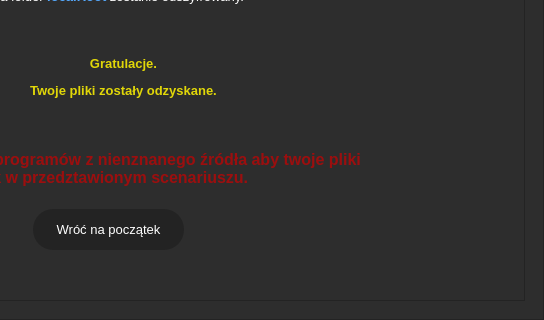
Qt form ui/app_ui.ui (piotrWaw1/cybersecurity-project) before a commit; both pictures show x 456 to 1000 and y 180 to 500 of the 1000 by 500 pixel window.
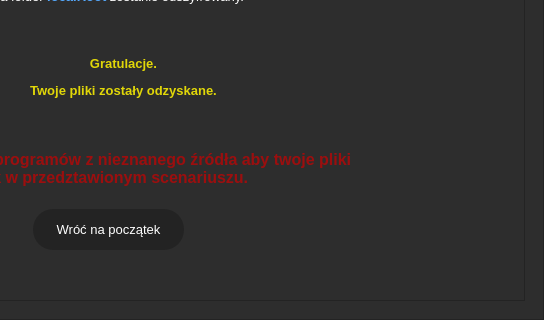
The same form after that commit. The open tabs and pages were chosen to show the change.

Commit message: change name of buttons

Diff of the .ui file:
```diff
--- a/ui/app_ui.ui
+++ b/ui/app_ui.ui
@@ -863,7 +863,7 @@
                     </rect>
                    </property>
                    <property name="text">
-                    <string>&lt;html&gt;&lt;head/&gt;&lt;body&gt;&lt;p&gt;&lt;span style=&quot; font-size:10pt;&quot;&gt;W folderze &lt;/span&gt;&lt;span style=&quot; font-size:10pt; font-weight:600; color:#55aaff;&quot;&gt;localRoot &lt;/span&gt;&lt;span style=&quot; font-size:10pt;&quot;&gt;powinien się pojawić plik &lt;/span&gt;&lt;span style=&quot; font-size:10pt; font-weight:600; color:#55aaff;&quot;&gt;EMAILME.txt&lt;/span&gt;&lt;span style=&quot; font-size:10pt;&quot;&gt;.&lt;/span&gt;&lt;/p&gt;&lt;p&gt;&lt;span style=&quot; font-size:10pt;&quot;&gt;Umieść ten plik na pulpicie a folder &lt;/span&gt;&lt;span style=&quot; font-size:10pt; font-weight:600; color:#55aaff;&quot;&gt;localRoot&lt;/span&gt;&lt;span style=&quot; font-size:10pt;&quot;&gt; zostanie odszyfrowany.&lt;/span&gt;&lt;/p&gt;&lt;p&gt;&lt;br/&gt;&lt;/p&gt;&lt;p align=&quot;center&quot;&gt;&lt;span style=&quot; font-size:10pt; font-weight:600; color:#e1d708;&quot;&gt;Gratulacje.&lt;/span&gt;&lt;/p&gt;&lt;p align=&quot;center&quot;&gt;&lt;span style=&quot; font-size:10pt; font-weight:600; color:#e1d708;&quot;&gt;Twoje pliki zostały odzyskane.&lt;/span&gt;&lt;/p&gt;&lt;p align=&quot;center&quot;&gt;&lt;br/&gt;&lt;/p&gt;&lt;p&gt;&lt;span style=&quot; font-size:12pt; font-weight:600; color:#9c0e0e;&quot;&gt;Proszę nie pobieraj programów z nienznanego źródła aby twoje pliki&lt;br/&gt;nie skończyły tak jak w przedztawionym scenariuszu.&lt;/span&gt;&lt;/p&gt;&lt;/body&gt;&lt;/html&gt;</string>
+                    <string>&lt;html&gt;&lt;head/&gt;&lt;body&gt;&lt;p&gt;&lt;span style=&quot; font-size:10pt;&quot;&gt;W folderze &lt;/span&gt;&lt;span style=&quot; font-size:10pt; font-weight:600; color:#55aaff;&quot;&gt;localRoot &lt;/span&gt;&lt;span style=&quot; font-size:10pt;&quot;&gt;powinien się pojawić plik &lt;/span&gt;&lt;span style=&quot; font-size:10pt; font-weight:600; color:#55aaff;&quot;&gt;EMAILME.txt&lt;/span&gt;&lt;span style=&quot; font-size:10pt;&quot;&gt;.&lt;/span&gt;&lt;/p&gt;&lt;p&gt;&lt;span style=&quot; font-size:10pt;&quot;&gt;Umieść ten plik na pulpicie a folder &lt;/span&gt;&lt;span style=&quot; font-size:10pt; font-weight:600; color:#55aaff;&quot;&gt;localRoot&lt;/span&gt;&lt;span style=&quot; font-size:10pt;&quot;&gt; zostanie odszyfrowany.&lt;/span&gt;&lt;/p&gt;&lt;p&gt;&lt;br/&gt;&lt;/p&gt;&lt;p align=&quot;center&quot;&gt;&lt;span style=&quot; font-size:10pt; font-weight:600; color:#e1d708;&quot;&gt;Gratulacje.&lt;/span&gt;&lt;/p&gt;&lt;p align=&quot;center&quot;&gt;&lt;span style=&quot; font-size:10pt; font-weight:600; color:#e1d708;&quot;&gt;Twoje pliki zostały odzyskane.&lt;/span&gt;&lt;/p&gt;&lt;p align=&quot;center&quot;&gt;&lt;br/&gt;&lt;/p&gt;&lt;p&gt;&lt;span style=&quot; font-size:12pt; font-weight:600; color:#9c0e0e;&quot;&gt;Proszę nie pobieraj programów z nieznanego źródła aby twoje pliki&lt;br/&gt;nie skończyły tak jak w przedztawionym scenariuszu.&lt;/span&gt;&lt;/p&gt;&lt;/body&gt;&lt;/html&gt;</string>
                    </property>
                   </widget>
                   <widget class="QPushButton" name="ransom_bt__6">
```
Left out of the diff: 12 changed lines with no effect on the pictures.
